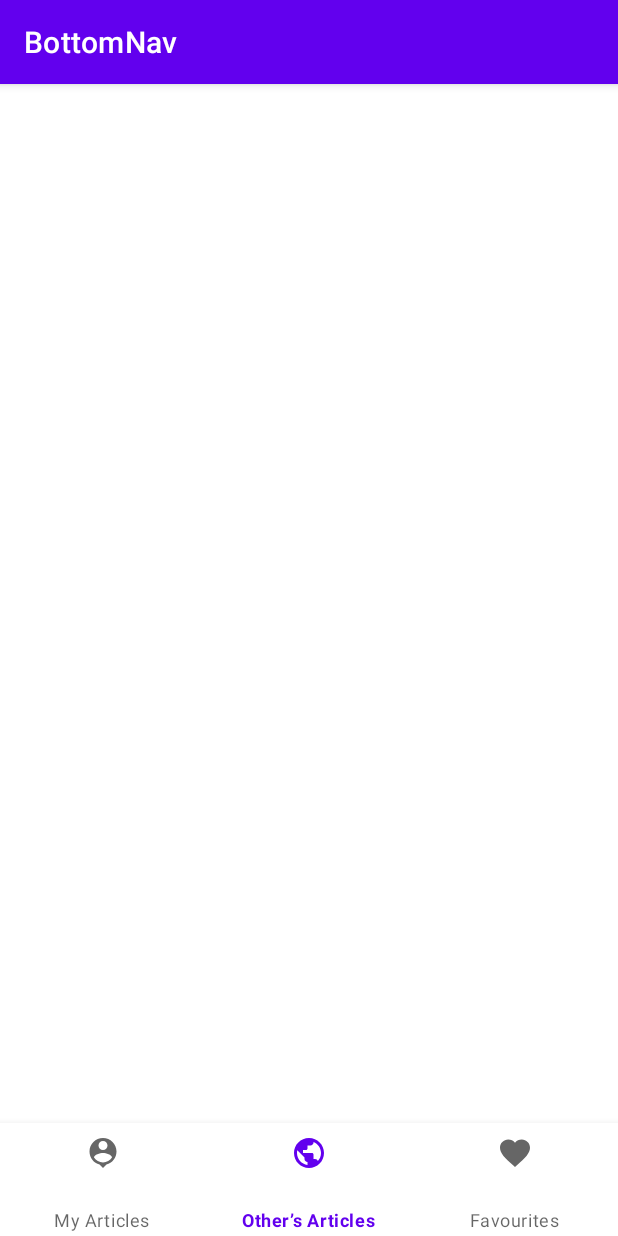
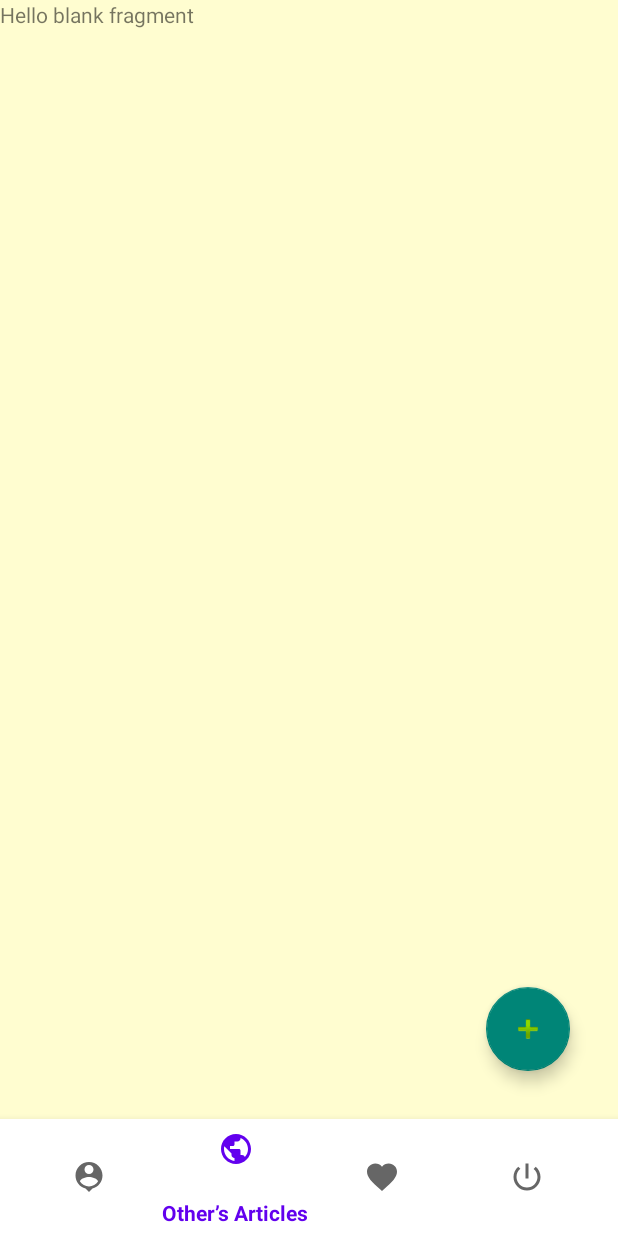
Before and after one commit to KiraCodes6103/write-out, an Android app: the screen it shows after launch once a user with an empty profile is signed in (BottomNav), item 2 of the bottom bar chosen, on a phone screen of 412 x 824 dp. Run offline under Robolectric (Android 15) with nearby library versions, the phone set to English and light mode, and no system bars; our stand-ins replace Firebase (no records; nobody signed in at launch, a user with empty details on screens opened directly).

Commit message:
Changing fragments and a working floating action button.

```diff
--- a/app/build.gradle
+++ b/app/build.gradle
@@ -22,6 +22,9 @@ android {
             proguardFiles getDefaultProguardFile('proguard-android-optimize.txt'), 'proguard-rules.pro'
         }
     }
+    buildFeatures{
+        viewBinding true
+    }
     compileOptions {
         sourceCompatibility JavaVersion.VERSION_1_8
         targetCompatibility JavaVersion.VERSION_1_8
@@ -41,7 +44,9 @@ dependencies {
     implementation 'com.google.firebase:firebase-auth:19.2.0'
     implementation 'androidx.navigation:navigation-fragment:2.4.0'
     implementation 'androidx.navigation:navigation-ui:2.4.0'
+    implementation 'androidx.legacy:legacy-support-v4:1.0.0'
     testImplementation 'junit:junit:4.13.2'
     androidTestImplementation 'androidx.test.ext:junit:1.1.3'
     androidTestImplementation 'androidx.test.espresso:espresso-core:3.4.0'
+    implementation 'com.google.android.material:material:1.3.0-alpha03'
 }
--- a/app/src/main/AndroidManifest.xml
+++ b/app/src/main/AndroidManifest.xml
@@ -10,13 +10,15 @@
         android:supportsRtl="true"
         android:theme="@style/Theme.Write_Out">
         <activity
+            android:name=".NewAricle"
+            android:exported="false" />
+        <activity
             android:name=".BottomNav"
             android:exported="false"
-            android:label="@string/title_activity_bottom_nav" />
+            android:label="Write-Out" />
         <activity
             android:name=".ForgotPassword"
             android:exported="false" />
-
         <activity
             android:name=".Signup"
             android:exported="false"
--- a/app/src/main/java/com/example/write_out/BottomNav.java
+++ b/app/src/main/java/com/example/write_out/BottomNav.java
@@ -1,14 +1,58 @@
 package com.example.write_out;
 
+import android.content.Intent;
 import android.os.Bundle;
+import android.view.View;
 
 import androidx.appcompat.app.AppCompatActivity;
+import androidx.fragment.app.Fragment;
+import androidx.fragment.app.FragmentManager;
+import androidx.fragment.app.FragmentTransaction;
+
+import com.example.write_out.databinding.ActivityBottomNavBinding;
+import com.google.firebase.auth.FirebaseAuth;
 
 public class BottomNav extends AppCompatActivity {
+    FirebaseAuth mFirebase;
+    ActivityBottomNavBinding binding;
 
     @Override
     protected void onCreate(Bundle savedInstanceState) {
         super.onCreate(savedInstanceState);
-        setContentView(R.layout.activity_bottom_nav);
+
+
+    binding = ActivityBottomNavBinding.inflate(getLayoutInflater());
+    setContentView(binding.getRoot());
+    replacefragment(new MyProfile());
+
+    binding.bottomnavigation.setOnItemSelectedListener(item -> {
+        switch (item.getItemId()){
+
+            case R.id.My: replacefragment(new MyProfile());
+                break;
+            case R.id.Other: replacefragment(new OtherArticle());
+                break;
+            case R.id.Favourites:  replacefragment(new Favourite());
+                break;
+            case R.id.Logout_Button: replacefragment(new LogOut_Fragment());
+        }
+
+        return  true;
+    });
     }
+    private void replacefragment(Fragment fragment){
+
+        FragmentManager fragmentManager = getSupportFragmentManager();
+        FragmentTransaction fragmentTransaction = fragmentManager.beginTransaction();
+        fragmentTransaction.replace(R.id.FrameContainer,fragment);
+        fragmentTransaction.commit();
+
+    }
+    public void NewArticle(View view){
+        Intent intent = new Intent(this, NewAricle.class);
+        startActivity(intent);
+
+    }
+
+
 }
--- /dev/null
+++ b/app/src/main/java/com/example/write_out/MyProfile.java
@@ -0,0 +1,56 @@
+package com.example.write_out;
+
+import android.os.Bundle;
+import android.view.LayoutInflater;
+import android.view.View;
+import android.view.ViewGroup;
+
+import androidx.fragment.app.Fragment;
+
+import com.google.android.material.floatingactionbutton.FloatingActionButton;
+
+
+public class MyProfile extends Fragment {
+    FloatingActionButton floatingActionButton;
+
+    private static final String ARG_PARAM1 = "param1";
+    private static final String ARG_PARAM2 = "param2";
+
+
+    private String mParam1;
+    private String mParam2;
+
+    public MyProfile() {
+
+    }
+
+
+
+    public static MyProfile newInstance(String param1, String param2) {
+        MyProfile fragment = new MyProfile();
+        Bundle args = new Bundle();
+        args.putString(ARG_PARAM1, param1);
+        args.putString(ARG_PARAM2, param2);
+        fragment.setArguments(args);
+        return fragment;
+    }
+
+    @Override
+    public void onCreate(Bundle savedInstanceState) {
+        super.onCreate(savedInstanceState);
+        if (getArguments() != null) {
+            mParam1 = getArguments().getString(ARG_PARAM1);
+            mParam2 = getArguments().getString(ARG_PARAM2);
+        }
+
+    }
+
+    @Override
+    public View onCreateView(LayoutInflater inflater, ViewGroup container,
+                             Bundle savedInstanceState) {
+
+        return inflater.inflate(R.layout.fragment_my_profile, container, false);
+    }
+
+
+}
--- /dev/null
+++ b/app/src/main/java/com/example/write_out/OtherArticle.java
@@ -0,0 +1,63 @@
+package com.example.write_out;
+
+import android.os.Bundle;
+import android.view.LayoutInflater;
+import android.view.View;
+import android.view.ViewGroup;
+
+import androidx.fragment.app.Fragment;
+
+/**
+ * A simple {@link Fragment} subclass.
+ * Use the {@link OtherArticle#newInstance} factory method to
+ * create an instance of this fragment.
+ */
+public class OtherArticle extends Fragment {
+
+    // TODO: Rename parameter arguments, choose names that match
+    // the fragment initialization parameters, e.g. ARG_ITEM_NUMBER
+    private static final String ARG_PARAM1 = "param1";
+    private static final String ARG_PARAM2 = "param2";
+
+    // TODO: Rename and change types of parameters
+    private String mParam1;
+    private String mParam2;
+
+    public OtherArticle() {
+        // Required empty public constructor
+    }
+
+    /**
+     * Use this factory method to create a new instance of
+     * this fragment using the provided parameters.
+     *
+     * @param param1 Parameter 1.
+     * @param param2 Parameter 2.
+     * @return A new instance of fragment OtherArticle.
+     */
+    // TODO: Rename and change types and number of parameters
+    public static OtherArticle newInstance(String param1, String param2) {
+        OtherArticle fragment = new OtherArticle();
+        Bundle args = new Bundle();
+        args.putString(ARG_PARAM1, param1);
+        args.putString(ARG_PARAM2, param2);
+        fragment.setArguments(args);
+        return fragment;
+    }
+
+    @Override
+    public void onCreate(Bundle savedInstanceState) {
+        super.onCreate(savedInstanceState);
+        if (getArguments() != null) {
+            mParam1 = getArguments().getString(ARG_PARAM1);
+            mParam2 = getArguments().getString(ARG_PARAM2);
+        }
+    }
+
+    @Override
+    public View onCreateView(LayoutInflater inflater, ViewGroup container,
+                             Bundle savedInstanceState) {
+        // Inflate the layout for this fragment
+        return inflater.inflate(R.layout.fragment_other_article, container, false);
+    }
+}
--- /dev/null
+++ b/app/src/main/res/drawable/ic_baseline_power_settings_new_24.xml
@@ -0,0 +1,10 @@
+<vector xmlns:android="http://schemas.android.com/apk/res/android"
+    android:width="24dp"
+    android:height="24dp"
+    android:viewportWidth="24"
+    android:viewportHeight="24"
+    android:tint="?attr/colorControlNormal">
+  <path
+      android:fillColor="@android:color/white"
+      android:pathData="M13,3h-2v10h2L13,3zM17.83,5.17l-1.42,1.42C17.99,7.86 19,9.81 19,12c0,3.87 -3.13,7 -7,7s-7,-3.13 -7,-7c0,-2.19 1.01,-4.14 2.58,-5.42L6.17,5.17C4.23,6.82 3,9.26 3,12c0,4.97 4.03,9 9,9s9,-4.03 9,-9c0,-2.74 -1.23,-5.18 -3.17,-6.83z"/>
+</vector>
--- a/app/src/main/res/layout/activity_bottom_nav.xml
+++ b/app/src/main/res/layout/activity_bottom_nav.xml
@@ -6,12 +6,48 @@
     android:layout_height="match_parent"
     tools:context=".BottomNav">
 
+
     <com.google.android.material.bottomnavigation.BottomNavigationView
         android:id="@+id/bottomnavigation"
         android:layout_width="match_parent"
-        android:layout_height="79dp"
+        android:layout_height="78dp"
         android:layout_alignParentBottom="true"
-        android:layout_marginTop="67dp"
-        android:layout_marginBottom="-4dp"
+        android:background="@color/white"
+        app:layout_constraintBottom_toBottomOf="parent"
+        app:layout_constraintEnd_toEndOf="parent"
+        app:layout_constraintHorizontal_bias="0.0"
+        app:layout_constraintStart_toStartOf="parent"
+        app:layout_constraintTop_toTopOf="parent"
+        app:layout_constraintVertical_bias="1.0"
         app:menu="@menu/bottom_nav_menu" />
+
+
+    <FrameLayout
+        android:id="@+id/FrameContainer"
+        android:layout_width="match_parent"
+        android:layout_height="match_parent"
+        android:layout_above="@+id/bottomnavigation"
+        android:layout_marginBottom="0dp"
+        android:background="@color/cream"
+        app:layout_constraintBottom_toBottomOf="parent"
+        app:layout_constraintEnd_toEndOf="parent"
+        app:layout_constraintHorizontal_bias="0.0"
+        app:layout_constraintStart_toStartOf="parent"
+        app:layout_constraintTop_toTopOf="parent"
+        app:layout_constraintVertical_bias="0.0">
+
+        <com.google.android.material.floatingactionbutton.FloatingActionButton
+            android:id="@+id/floatingActionButton2"
+            android:layout_width="98dp"
+            android:layout_height="wrap_content"
+            android:layout_gravity="bottom|right"
+            android:layout_margin="32dp"
+            android:layout_marginEnd="355dp"
+            android:clickable="true"
+            android:foregroundGravity="center_vertical"
+            android:onClick="NewArticle"
+            app:srcCompat="@android:drawable/ic_input_add" />
+    </FrameLayout>
+
+
 </RelativeLayout>
--- /dev/null
+++ b/app/src/main/res/layout/fragment_other_article.xml
@@ -0,0 +1,14 @@
+<?xml version="1.0" encoding="utf-8"?>
+<FrameLayout xmlns:android="http://schemas.android.com/apk/res/android"
+    xmlns:tools="http://schemas.android.com/tools"
+    android:layout_width="match_parent"
+    android:layout_height="match_parent"
+    tools:context=".OtherArticle">
+
+    <!-- TODO: Update blank fragment layout -->
+    <TextView
+        android:layout_width="match_parent"
+        android:layout_height="match_parent"
+        android:text="@string/hello_blank_fragment" />
+
+</FrameLayout>
--- a/app/src/main/res/menu/bottom_nav_menu.xml
+++ b/app/src/main/res/menu/bottom_nav_menu.xml
@@ -15,5 +15,10 @@
         android:id="@+id/Favourites"
         android:icon="@drawable/ic_baseline_favorite_24"
         android:title="Favourites" />
+    <item
+        android:id="@+id/Logout_Button"
+        android:icon="@drawable/ic_baseline_power_settings_new_24"
+        android:title="LogOut"/>
+
 
 </menu>
--- a/app/src/main/res/values-night/themes.xml
+++ b/app/src/main/res/values-night/themes.xml
@@ -1,6 +1,6 @@
 <resources xmlns:tools="http://schemas.android.com/tools">
     <!-- Base application theme. -->
-    <style name="Theme.Write_Out" parent="Theme.MaterialComponents.DayNight.DarkActionBar">
+    <style name="Theme.Write_Out" parent="Theme.AppCompat.Light.NoActionBar">
         <!-- Primary brand color. -->
         <item name="colorPrimary">@color/purple_200</item>
         <item name="colorPrimaryVariant">@color/purple_700</item>
--- a/app/src/main/res/values/colors.xml
+++ b/app/src/main/res/values/colors.xml
@@ -7,4 +7,5 @@
     <color name="teal_700">#FF018786</color>
     <color name="black">#FF000000</color>
     <color name="white">#FFFFFFFF</color>
+    <color name="cream">#FFFDD0</color>
 </resources>
--- a/app/src/main/res/values/strings.xml
+++ b/app/src/main/res/values/strings.xml
@@ -8,4 +8,6 @@
     <string name="title_home">Home</string>
     <string name="title_dashboard">Dashboard</string>
     <string name="title_notifications">Notifications</string>
+    <!-- TODO: Remove or change this placeholder text -->
+    <string name="hello_blank_fragment">Hello blank fragment</string>
 </resources>
--- a/app/src/main/res/values/themes.xml
+++ b/app/src/main/res/values/themes.xml
@@ -1,6 +1,6 @@
 <resources xmlns:tools="http://schemas.android.com/tools">
     <!-- Base application theme. -->
-    <style name="Theme.Write_Out" parent="Theme.MaterialComponents.DayNight.DarkActionBar">
+    <style name="Theme.Write_Out" parent="Theme.AppCompat.Light.NoActionBar">
         <!-- Primary brand color. -->
         <item name="colorPrimary">@color/purple_500</item>
         <item name="colorPrimaryVariant">@color/purple_700</item>
```
Also changed, not shown: app/src/main/java/com/example/write_out/Favourite.java (added, +63 -0 lines), app/src/main/java/com/example/write_out/LogOut_Fragment.java (added, +53 -0 lines), app/src/main/java/com/example/write_out/NewAricle.java (added, +14 -0 lines), app/src/main/res/layout/activity_new_aricle.xml (added, +12 -0 lines), app/src/main/res/layout/fragment_favourite.xml (added, +15 -0 lines), app/src/main/res/layout/fragment_log_out_.xml (added, +55 -0 lines), app/src/main/res/layout/fragment_my_profile.xml (added, +23 -0 lines).
